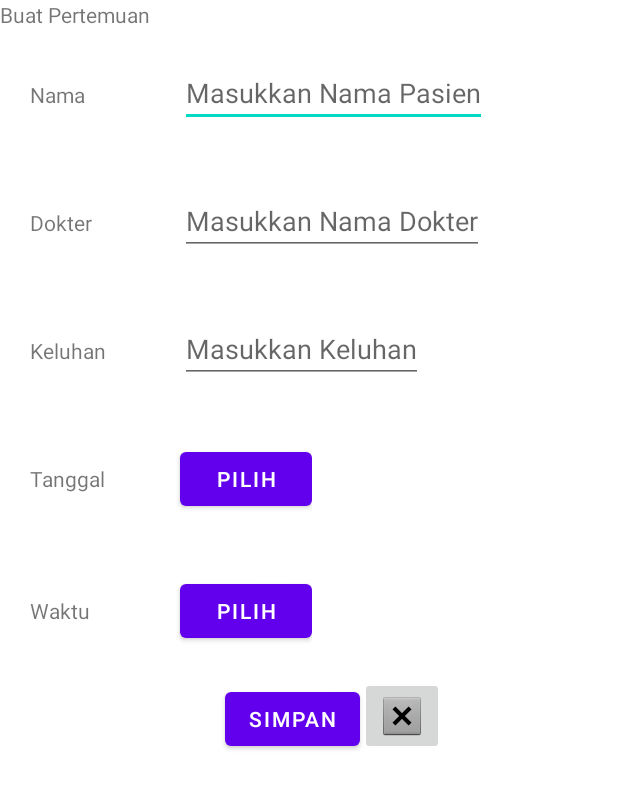
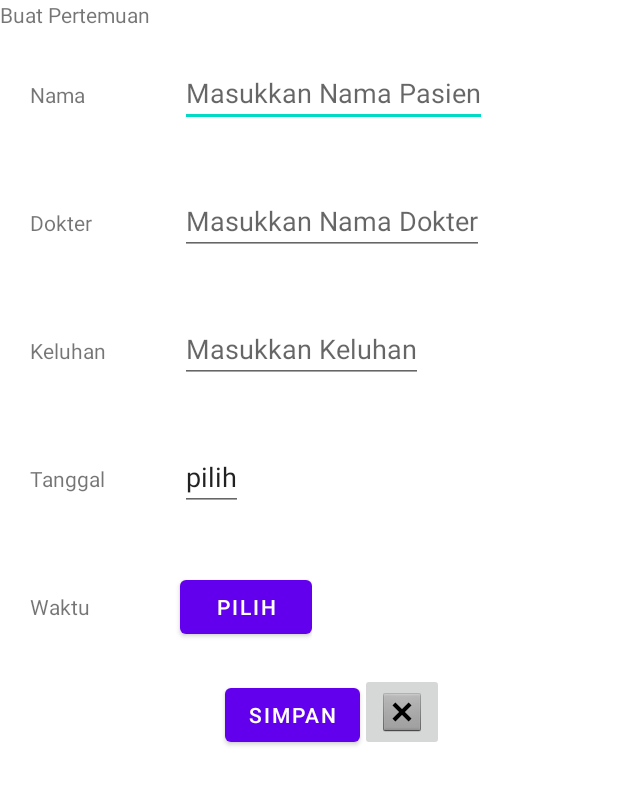
Before and after one commit to jer3x/TugasBesar1P3B, an Android app: the layout buatpertemuan_fragment.xml on its own in the app's theme, with its tools: preview values and no code run, on a phone screen of 412 x 824 dp. Shown: the top 789 px of the screen. Run offline under Robolectric (Android 15) with nearby library versions, the phone set to English and light mode, and no system bars.

Commit message:
coba commit6

```diff
--- a/app/src/main/java/com/example/tb/MainActivity.java
+++ b/app/src/main/java/com/example/tb/MainActivity.java
@@ -3,6 +3,8 @@ package com.example.tb;
 import androidx.appcompat.app.AppCompatActivity;
 
 import android.os.Bundle;
+
+import com.example.tugasbesar.R;
 
 public class MainActivity extends AppCompatActivity {
 
--- a/app/src/main/res/layout/buatpertemuan_fragment.xml
+++ b/app/src/main/res/layout/buatpertemuan_fragment.xml
@@ -127,20 +127,21 @@
             android:layout_width="100dp"
             android:layout_height="wrap_content"
             android:text="Tanggal"
+            android:id="@+id/tv_tanggal"
 
             >
 
         </TextView>
 
-        <Button
+        <EditText
             android:layout_width="wrap_content"
             android:layout_height="wrap_content"
             android:text="pilih"
-            android:id="@+id/button_Tanggal"
+            android:id="@+id/et_Tanggal"
 
             >
 
-        </Button>
+        </EditText>
 
 
 
```
Also changed, not shown: app/src/main/java/com/example/tb/datePickerFragment.java (added, +117 -0 lines), app/src/main/res/font/COURIER.TTF (deleted).
